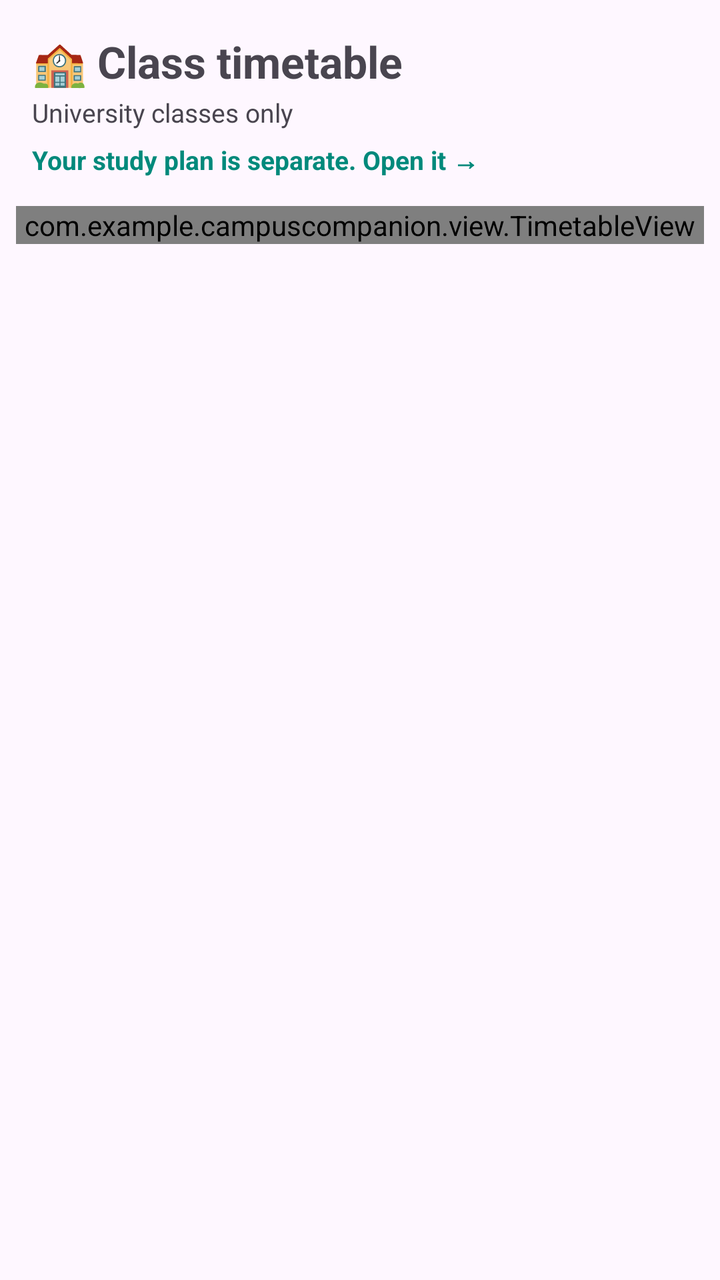
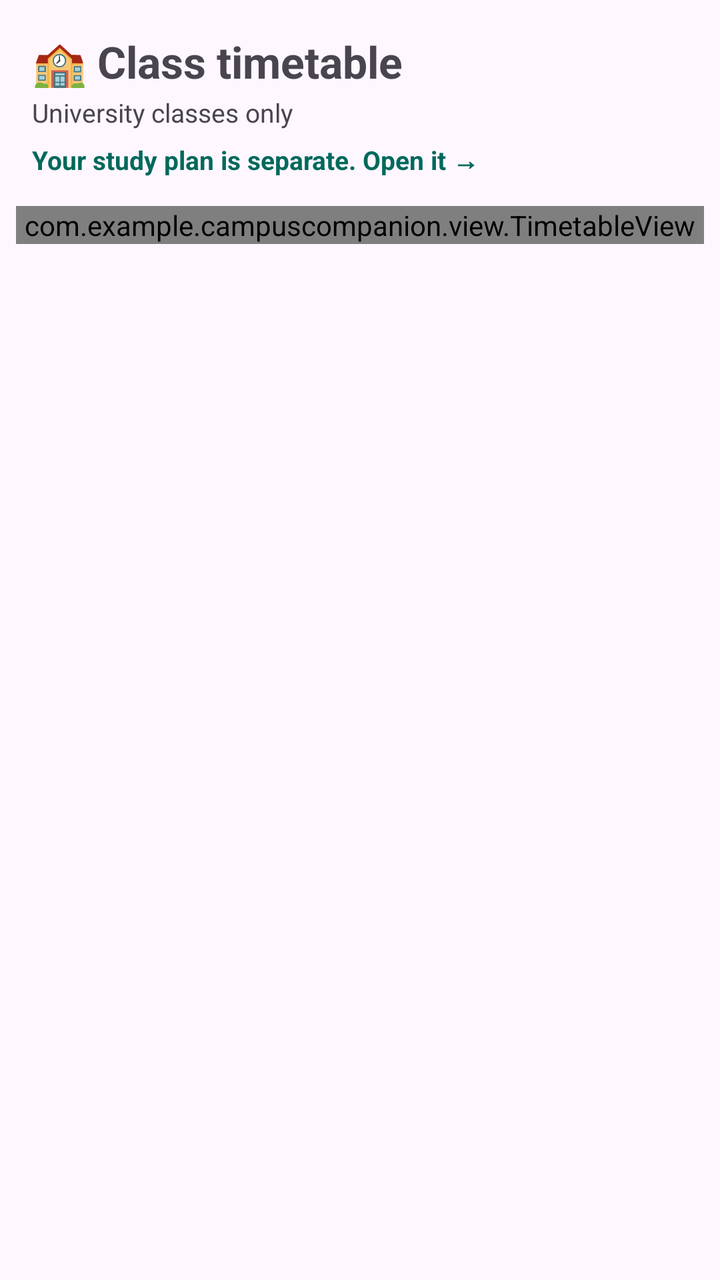

Before-and-after screenshots of an Android layout around one commit, followed by the original layout XML and the change that was made.
<!-- AndroidManifest.xml: application theme Theme.CampusCompanion -->
<!-- res/layout/activity_timetable.xml -->
<?xml version="1.0" encoding="utf-8"?>
<LinearLayout xmlns:android="http://schemas.android.com/apk/res/android"
    android:layout_width="match_parent"
    android:layout_height="match_parent"
    android:orientation="vertical">

    <LinearLayout
        android:layout_width="match_parent"
        android:layout_height="wrap_content"
        android:orientation="vertical"
        android:paddingHorizontal="16dp"
        android:paddingTop="16dp"
        android:paddingBottom="8dp">

        <TextView
            android:layout_width="match_parent"
            android:layout_height="wrap_content"
            android:text="&#127979; Class timetable"
            android:textSize="22sp"
            android:textStyle="bold" />

        <TextView
            android:layout_width="match_parent"
            android:layout_height="wrap_content"
            android:layout_marginTop="2dp"
            android:text="University classes only"
            android:textColor="?attr/colorOnSurfaceVariant"
            android:textSize="13sp" />

        <TextView
            android:id="@+id/tvStudyLink"
            android:layout_width="wrap_content"
            android:layout_height="wrap_content"
            android:paddingVertical="6dp"
            android:text="Your study plan is separate. Open it &#8594;"
            android:textColor="@color/study_teal"
            android:textSize="13sp"
            android:textStyle="bold" />
    </LinearLayout>

    <FrameLayout
        android:layout_width="match_parent"
        android:layout_height="0dp"
        android:layout_weight="1">

        <ScrollView
            android:layout_width="match_parent"
            android:layout_height="match_parent"
            android:paddingHorizontal="8dp">

            <com.example.campuscompanion.view.TimetableView
                android:id="@+id/timetable"
                android:layout_width="match_parent"
                android:layout_height="wrap_content" />
        </ScrollView>

        <TextView
            android:id="@+id/emptyText"
            android:layout_width="wrap_content"
            android:layout_height="wrap_content"
            android:layout_gravity="center"
            android:gravity="center"
            android:text="No classes yet.\nAdd them in Routine to see your week."
            android:visibility="gone" />
    </FrameLayout>
</LinearLayout>
<!-- resources referenced by this layout -->
<resources>
  <color name="study_teal">#00897B</color>
  <style name="Theme.CampusCompanion" parent="Base.Theme.CampusCompanion" />
  <style name="Base.Theme.CampusCompanion" parent="Theme.Material3.DayNight.NoActionBar">
          
      </style>
</resources>

<!-- the commit's change to res/layout/activity_timetable.xml (unified diff, before → after) -->
@@ -33,7 +33,7 @@
             android:layout_height="wrap_content"
             android:paddingVertical="6dp"
             android:text="Your study plan is separate. Open it &#8594;"
-            android:textColor="@color/study_teal"
+            android:textColor="@color/study_teal_text"
             android:textSize="13sp"
             android:textStyle="bold" />
     </LinearLayout>
<!-- resource entries referenced after the edit -->
@@ -1,6 +1,6 @@
 <!-- resources referenced by this layout -->
 <resources>
-  <color name="study_teal">#00897B</color>
+  <color name="study_teal_text">#00695C</color>
   <style name="Theme.CampusCompanion" parent="Base.Theme.CampusCompanion" />
   <style name="Base.Theme.CampusCompanion" parent="Theme.Material3.DayNight.NoActionBar">
           
